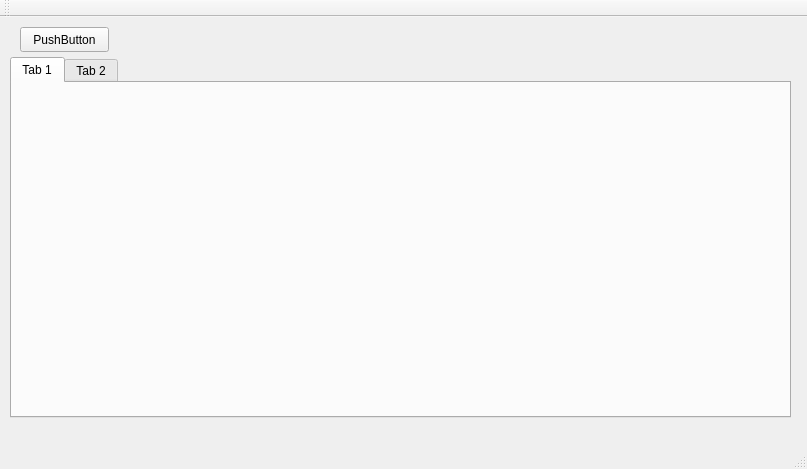
hiloshi/CPUTest, file mainwindow.ui: the form before one commit.
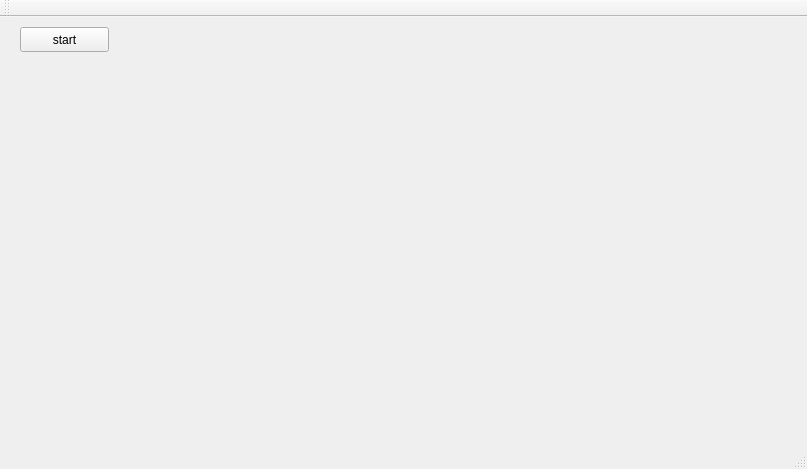
The form after the commit.

What changed in the file:
```diff
--- a/mainwindow.ui
+++ b/mainwindow.ui
@@ -24,29 +24,9 @@
      </rect>
     </property>
     <property name="text">
-     <string>PushButton</string>
+     <string>start</string>
     </property>
    </widget>
-   <widget class="QTabWidget" name="tabWidget">
-    <property name="geometry">
-     <rect>
-      <x>10</x>
-      <y>40</y>
-      <width>781</width>
-      <height>361</height>
-     </rect>
-    </property>
-    <widget class="QWidget" name="tab">
-     <attribute name="title">
-      <string>Tab 1</string>
-     </attribute>
-    </widget>
-    <widget class="QWidget" name="tab_2">
-     <attribute name="title">
-      <string>Tab 2</string>
-     </attribute>
-    </widget>
-   </widget>
   </widget>
   <widget class="QMenuBar" name="menuBar">
    <property name="geometry">
```
